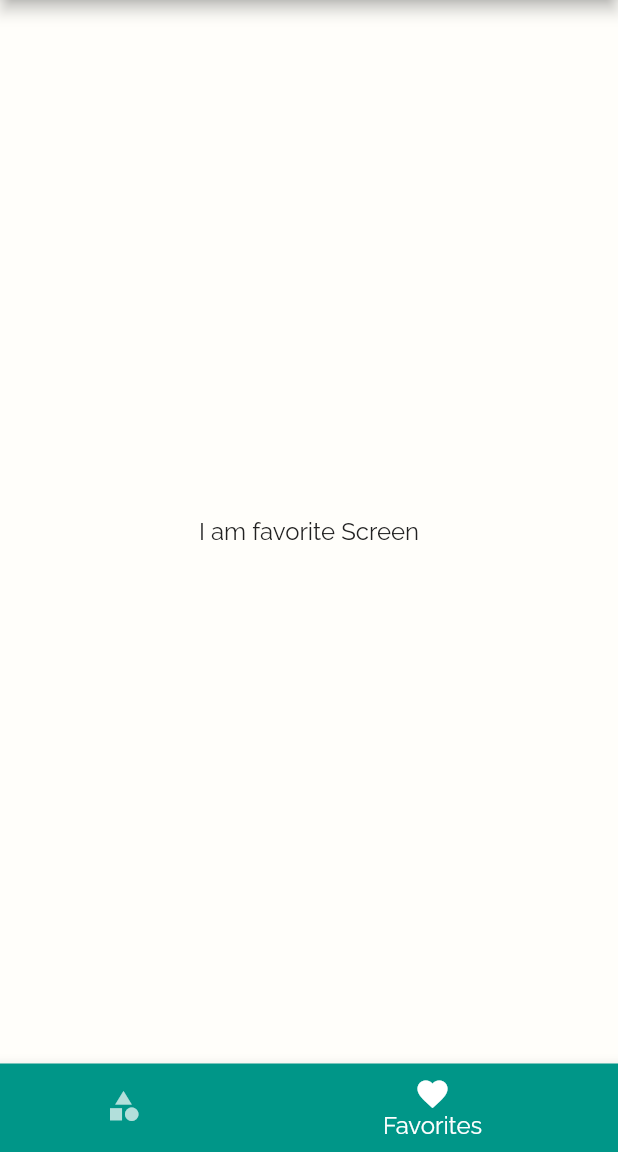
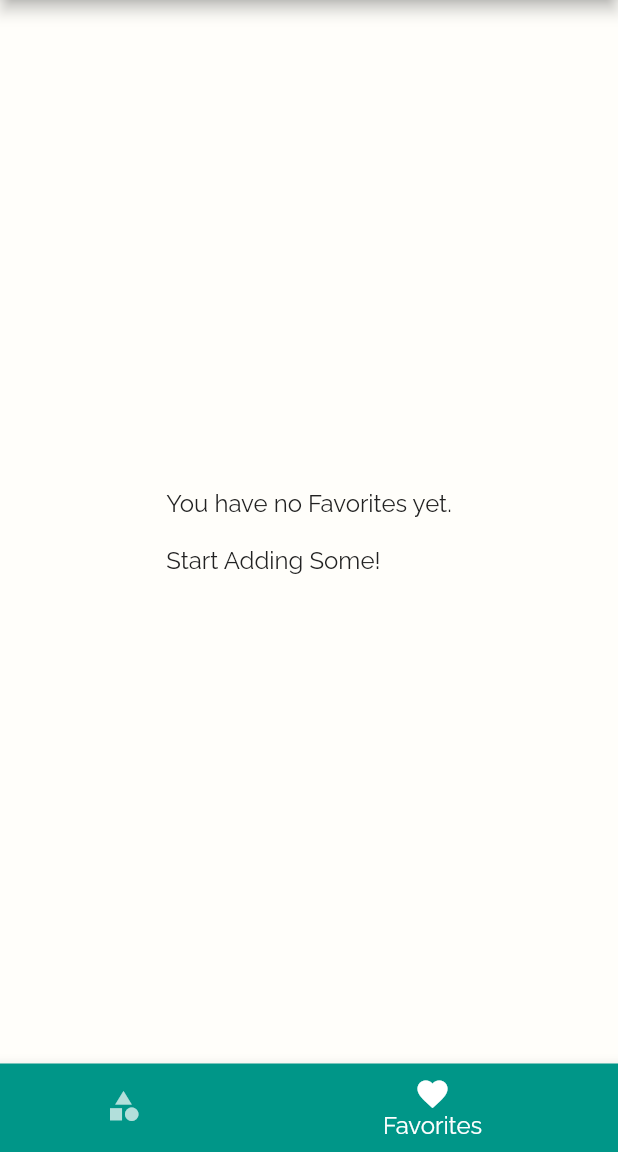
Before and after one commit to Ahmed786687/meal_app, a Flutter app: the screen it shows after launch, item 2 of the bottom bar chosen, on a phone screen of 412 x 824 dp, the part 84-1236 px from its top. Run offline on Flutter 3.47's test engine with Material 2 defaults, Android fonts, the phone set to English and light mode, and no system bars.

Commit message:
finished and project is completed for now

```diff
--- a/lib/main.dart
+++ b/lib/main.dart
@@ -2,8 +2,8 @@ import 'package:flutter/material.dart';
 
 import './assets/dummy_data.dart';
 import './models/meal.dart';
+
 import './screens/filter_screen.dart';
-
 import './screens/meal_detail_screen.dart';
 import '../screens/categories_meal_screen.dart';
 import '../screens/categories_screen.dart';
@@ -29,6 +29,7 @@ class _MyAppState extends State<MyApp> {
   };
 
   List<Meal> _availableMeals = DUMMY_MEALS;
+  final List<Meal> _favoriteMeals = [];
 
   void _setFilters(Map<String, bool> filterData) {
     setState(() {
@@ -49,6 +50,28 @@ class _MyAppState extends State<MyApp> {
         return true;
       }).toList();
     });
+  }
+
+  void _addRemoveFavorite(String mealId) {
+    final existingIndex =
+        _favoriteMeals.indexWhere((element) => element.id == mealId);
+    if (existingIndex >= 0) {
+      setState(
+        () {
+          _favoriteMeals.removeAt(existingIndex);
+        },
+      );
+    } else {
+      setState(() {
+        _favoriteMeals.add(
+          (DUMMY_MEALS.firstWhere((element) => element.id == mealId)),
+        );
+      });
+    }
+  }
+
+  bool _isFavoriteMeals(String id) {
+    return _favoriteMeals.any((element) => element.id == id);
   }
 
   @override
@@ -84,10 +107,11 @@ class _MyAppState extends State<MyApp> {
       initialRoute: '/',
       routes: {
         // '/': (ctx) => CategoriesScreen(),
-        '/': (ctx) => const TabsScreen(),
+        '/': (ctx) => TabsScreen(_favoriteMeals),
         CategoriesMealScreen.routeNamed: (ctx) =>
             CategoriesMealScreen(_availableMeals),
-        MealDetialScreen.routeNamed: (ctx) => const MealDetialScreen(),
+        MealDetialScreen.routeNamed: (ctx) =>
+            MealDetialScreen(_addRemoveFavorite, _isFavoriteMeals),
         FilterScreen.routeNamed: (ctx) => FilterScreen(_filters, _setFilters)
       },
       // onGenerateRoute: (settings){
--- a/lib/screens/favorites_screen.dart
+++ b/lib/screens/favorites_screen.dart
@@ -1,12 +1,36 @@
 import 'package:flutter/material.dart';
 
+
+import '../models/meal.dart';
+import '../widgets/meal_item.dart';
+
 class FavoritesScreen extends StatelessWidget {
-  const FavoritesScreen({Key? key}) : super(key: key);
+  final List<Meal> favoriteMeals;
+
+  // ignore: use_key_in_widget_constructors
+  const FavoritesScreen(this.favoriteMeals);
 
   @override
   Widget build(BuildContext context) {
-    return const Center(
-      child: Text('I am favorite Screen'),
-    );
+    if (favoriteMeals.isEmpty) {
+      return const Center(
+        child: Text('You have no Favorites yet.\n\nStart Adding Some!'),
+      );
+    } else {
+      return ListView.builder(
+        // padding: const EdgeInsets.all(10),
+        itemBuilder: (ctx, index) {
+          return MealItem(
+            id: favoriteMeals.elementAt(index).id,
+            title: favoriteMeals.elementAt(index).title,
+            imageUrl: favoriteMeals.elementAt(index).imageUrl,
+            affordability: favoriteMeals.elementAt(index).affordability,
+            complexity: favoriteMeals.elementAt(index).complexity,
+            duration: favoriteMeals.elementAt(index).duration,
+          );
+        },
+        itemCount: favoriteMeals.length,
+      );
+    }
   }
 }
--- a/lib/screens/tabs_screen.dart
+++ b/lib/screens/tabs_screen.dart
@@ -1,21 +1,37 @@
 import 'package:flutter/material.dart';
-import 'package:meal_app/widgets/main_drawer.dart';
+
+import '../models/meal.dart';
+import '../widgets/main_drawer.dart';
 
 import './categories_screen.dart';
 import './favorites_screen.dart';
 
 class TabsScreen extends StatefulWidget {
-  const TabsScreen({Key? key}) : super(key: key);
+  final List<Meal> favoriteMeals;
+
+  // ignore: use_key_in_widget_constructors
+  const TabsScreen(this.favoriteMeals);
 
   @override
   _TabsScreenState createState() => _TabsScreenState();
 }
 
 class _TabsScreenState extends State<TabsScreen> {
-  final List<Map<String, Object>> _pageList = [
-    {'page': CategoriesScreen(), 'title': 'Meals Category'},
-    {'page':const FavoritesScreen(), 'title':'Favorites Meal'},
+  late List<Map<String, Object>> _pageList;
+  @override
+  initState(){
+    _pageList  = [
+    {
+      'page': CategoriesScreen(),
+      'title': 'Meals Category',
+    },
+    {
+      'page': FavoritesScreen(widget.favoriteMeals),
+      'title': 'Favorites Meal',
+    },
   ];
+    super.initState();
+  }
 
   int _selectedPageIndex = 0;
 
```
Also changed, not shown: lib/screens/categories_meal_screen.dart (+0 -7 lines), lib/screens/meal_detail_screen.dart (+12 -7 lines), lib/widgets/meal_item.dart (+5 -5 lines).
